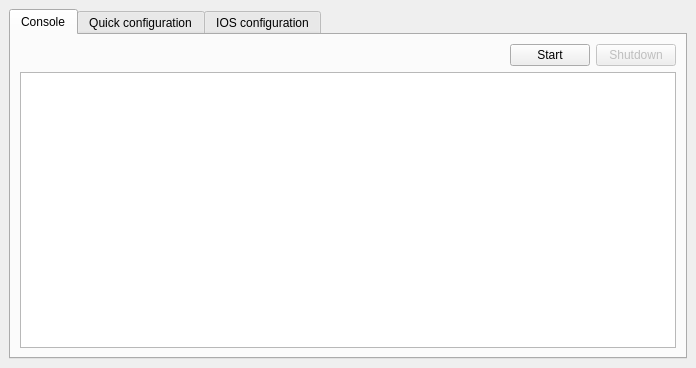
Before: the Qt Designer form forms/Inspector.ui in GNS3/gns3-legacy, drawn with Qt 5.
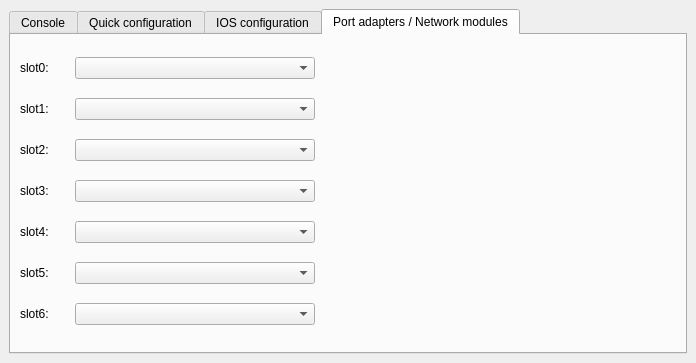
After: the same form once the commit is applied. The open tabs and pages were chosen to show the change. Icons and pictures are not drawn. Custom widgets are drawn as their Qt base class.

```diff
--- a/forms/Inspector.ui
+++ b/forms/Inspector.ui
@@ -6,7 +6,7 @@
     <x>0</x>
     <y>0</y>
     <width>696</width>
-    <height>368</height>
+    <height>363</height>
    </rect>
   </property>
   <property name="windowTitle" >
@@ -731,13 +731,6 @@
             </property>
            </widget>
           </item>
-          <item row="1" column="0" >
-           <widget class="QLabel" name="label_19" >
-            <property name="text" >
-             <string>Working directory:</string>
-            </property>
-           </widget>
-          </item>
           <item row="0" column="1" >
            <widget class="QLineEdit" name="lineEditStartupConfig" />
           </item>
@@ -830,6 +823,283 @@
        </layout>
       </widget>
      </widget>
+     <widget class="QWidget" name="tab_2" >
+      <attribute name="title" >
+       <string>Port adapters / Network modules</string>
+      </attribute>
+      <layout class="QHBoxLayout" >
+       <property name="margin" >
+        <number>9</number>
+       </property>
+       <property name="spacing" >
+        <number>6</number>
+       </property>
+       <item>
+        <layout class="QGridLayout" >
+         <property name="margin" >
+          <number>0</number>
+         </property>
+         <property name="spacing" >
+          <number>6</number>
+         </property>
+         <item row="0" column="1" >
+          <spacer>
+           <property name="orientation" >
+            <enum>Qt::Horizontal</enum>
+           </property>
+           <property name="sizeType" >
+            <enum>QSizePolicy::Fixed</enum>
+           </property>
+           <property name="sizeHint" >
+            <size>
+             <width>20</width>
+             <height>20</height>
+            </size>
+           </property>
+          </spacer>
+         </item>
+         <item row="4" column="0" >
+          <widget class="QLabel" name="label_20" >
+           <property name="sizePolicy" >
+            <sizepolicy>
+             <hsizetype>0</hsizetype>
+             <vsizetype>5</vsizetype>
+             <horstretch>0</horstretch>
+             <verstretch>0</verstretch>
+            </sizepolicy>
+           </property>
+           <property name="text" >
+            <string>slot4:</string>
+           </property>
+          </widget>
+         </item>
+         <item row="0" column="0" >
+          <widget class="QLabel" name="label_6" >
+           <property name="sizePolicy" >
+            <sizepolicy>
+             <hsizetype>0</hsizetype>
+             <vsizetype>5</vsizetype>
+             <horstretch>0</horstretch>
+             <verstretch>0</verstretch>
+            </sizepolicy>
+           </property>
+           <property name="text" >
+            <string>slot0:</string>
+           </property>
+          </widget>
+         </item>
+         <item row="0" column="2" >
+          <widget class="QComboBox" name="comboBoxSlot0" />
+         </item>
+         <item row="1" column="0" >
+          <widget class="QLabel" name="label_12" >
+           <property name="sizePolicy" >
+            <sizepolicy>
+             <hsizetype>0</hsizetype>
+             <vsizetype>5</vsizetype>
+             <horstretch>0</horstretch>
+             <verstretch>0</verstretch>
+            </sizepolicy>
+           </property>
+           <property name="text" >
+            <string>slot1:</string>
+           </property>
+          </widget>
+         </item>
+         <item row="1" column="1" >
+          <spacer>
+           <property name="orientation" >
+            <enum>Qt::Horizontal</enum>
+           </property>
+           <property name="sizeType" >
+            <enum>QSizePolicy::Fixed</enum>
+           </property>
+           <property name="sizeHint" >
+            <size>
+             <width>20</width>
+             <height>20</height>
+            </size>
+           </property>
+          </spacer>
+         </item>
+         <item row="2" column="1" >
+          <spacer>
+           <property name="orientation" >
+            <enum>Qt::Horizontal</enum>
+           </property>
+           <property name="sizeType" >
+            <enum>QSizePolicy::Fixed</enum>
+           </property>
+           <property name="sizeHint" >
+            <size>
+             <width>20</width>
+             <height>20</height>
+            </size>
+           </property>
+          </spacer>
+         </item>
+         <item row="5" column="2" >
+          <widget class="QComboBox" name="comboBoxSlot5" />
+         </item>
+         <item row="2" column="2" >
+          <widget class="QComboBox" name="comboBoxSlot2" />
+         </item>
+         <item row="4" column="1" >
+          <spacer>
+           <property name="orientation" >
+            <enum>Qt::Horizontal</enum>
+           </property>
+           <property name="sizeType" >
+            <enum>QSizePolicy::Fixed</enum>
+           </property>
+           <property name="sizeHint" >
+            <size>
+             <width>20</width>
+             <height>20</height>
+            </size>
+           </property>
+          </spacer>
+         </item>
+         <item row="5" column="0" >
+          <widget class="QLabel" name="label_21" >
+           <property name="sizePolicy" >
+            <sizepolicy>
+             <hsizetype>0</hsizetype>
+             <vsizetype>5</vsizetype>
+             <horstretch>0</horstretch>
+             <verstretch>0</verstretch>
+            </sizepolicy>
+           </property>
+           <property name="text" >
+            <string>slot5:</string>
+           </property>
+          </widget>
+         </item>
+         <item row="3" column="0" >
+          <widget class="QLabel" name="label_19" >
+           <property name="sizePolicy" >
+            <sizepolicy>
+             <hsizetype>0</hsizetype>
+             <vsizetype>5</vsizetype>
+             <horstretch>0</horstretch>
+             <verstretch>0</verstretch>
+            </sizepolicy>
+           </property>
+           <property name="text" >
+            <string>slot3:</string>
+           </property>
+          </widget>
+         </item>
+         <item row="3" column="2" >
+          <widget class="QComboBox" name="comboBoxSlot3" />
+         </item>
+         <item row="3" column="1" >
+          <spacer>
+           <property name="orientation" >
+            <enum>Qt::Horizontal</enum>
+           </property>
+           <property name="sizeType" >
+            <enum>QSizePolicy::Fixed</enum>
+           </property>
+           <property name="sizeHint" >
+            <size>
+             <width>20</width>
+             <height>20</height>
+            </size>
+           </property>
+          </spacer>
+         </item>
+         <item row="4" column="2" >
+          <widget class="QComboBox" name="comboBoxSlot4" />
+         </item>
+         <item row="6" column="0" >
+          <widget class="QLabel" name="label_22" >
+           <property name="sizePolicy" >
+            <sizepolicy>
+             <hsizetype>0</hsizetype>
+             <vsizetype>5</vsizetype>
+             <horstretch>0</horstretch>
+             <verstretch>0</verstretch>
+            </sizepolicy>
+           </property>
+           <property name="text" >
+            <string>slot6:</string>
+           </property>
+          </widget>
+         </item>
+         <item row="5" column="1" >
+          <spacer>
+           <property name="orientation" >
+            <enum>Qt::Horizontal</enum>
+           </property>
+           <property name="sizeType" >
+            <enum>QSizePolicy::Fixed</enum>
+           </property>
+           <property name="sizeHint" >
+            <size>
+             <width>20</width>
+             <height>20</height>
+            </size>
+           </property>
+          </spacer>
+         </item>
+         <item row="2" column="0" >
+          <widget class="QLabel" name="label_15" >
+           <property name="sizePolicy" >
+            <sizepolicy>
+             <hsizetype>0</hsizetype>
+             <vsizetype>5</vsizetype>
+             <horstretch>0</horstretch>
+             <verstretch>0</verstretch>
+            </sizepolicy>
+           </property>
+           <property name="text" >
+            <string>slot2:</string>
+           </property>
+          </widget>
+         </item>
+         <item row="6" column="2" >
+          <widget class="QComboBox" name="comboBoxSlot6" />
+         </item>
+         <item row="6" column="1" >
+          <spacer>
+           <property name="orientation" >
+            <enum>Qt::Horizontal</enum>
+           </property>
+           <property name="sizeType" >
+            <enum>QSizePolicy::Fixed</enum>
+           </property>
+           <property name="sizeHint" >
+            <size>
+             <width>20</width>
+             <height>20</height>
+            </size>
+           </property>
+          </spacer>
+         </item>
+         <item row="1" column="2" >
+          <widget class="QComboBox" name="comboBoxSlot1" />
+         </item>
+        </layout>
+       </item>
+       <item>
+        <spacer>
+         <property name="orientation" >
+          <enum>Qt::Horizontal</enum>
+         </property>
+         <property name="sizeType" >
+          <enum>QSizePolicy::Fixed</enum>
+         </property>
+         <property name="sizeHint" >
+          <size>
+           <width>361</width>
+           <height>20</height>
+          </size>
+         </property>
+        </spacer>
+       </item>
+      </layout>
+     </widget>
     </widget>
    </item>
   </layout>
```
Left out of the diff: 30 changed lines with no effect on the pictures.
